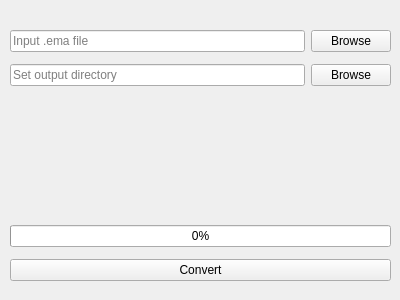
Above: src/pages/emato3dconverterpage.ui from 4ozrabclip/TexasRed_v2 before the change. Below: the same form after it.
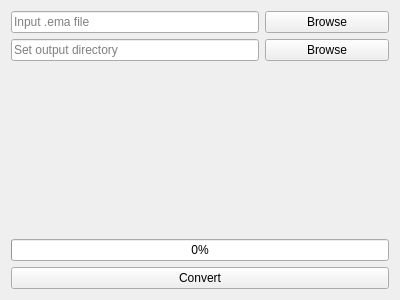
That is the form after the change.

The edit to the form file:
```diff
--- a/src/pages/emato3dconverterpage.ui
+++ b/src/pages/emato3dconverterpage.ui
@@ -13,27 +13,50 @@
   <property name="windowTitle">
    <string>Form</string>
   </property>
-  <widget class="QWidget" name="gridLayoutWidget">
-   <property name="geometry">
-    <rect>
-     <x>10</x>
-     <y>30</y>
-     <width>381</width>
-     <height>251</height>
-    </rect>
-   </property>
-   <layout class="QGridLayout" name="inputOutputGrid">
-    <property name="verticalSpacing">
-     <number>12</number>
-    </property>
-    <item row="6" column="0" colspan="2">
+  <layout class="QGridLayout" name="gridLayout">
+   <item row="0" column="2">
+    <widget class="QPushButton" name="browseInputButton">
+     <property name="text">
+      <string>Browse</string>
+     </property>
+    </widget>
+   </item>
+   <item row="1" column="2">
+    <widget class="QPushButton" name="browseOutputButton">
+     <property name="text">
+      <string>Browse</string>
+     </property>
+    </widget>
+   </item>
+   <item row="4" column="0" colspan="3">
      <widget class="QPushButton" name="convertButton">
       <property name="text">
        <string>Convert</string>
       </property>
      </widget>
     </item>
-    <item row="4" column="0" colspan="2">
+   <item row="3" column="0" colspan="3">
+    <widget class="QProgressBar" name="progressBar">
+     <property name="value">
+      <number>0</number>
+     </property>
+    </widget>
+   </item>
+   <item row="1" column="0" colspan="2">
+    <widget class="QLineEdit" name="outputDirLineEdit">
+     <property name="placeholderText">
+      <string>Set output directory</string>
+     </property>
+    </widget>
+   </item>
+   <item row="0" column="0" colspan="2">
+    <widget class="QLineEdit" name="inputFileLineEdit">
+     <property name="placeholderText">
+      <string>Input .ema file</string>
+     </property>
+    </widget>
+   </item>
+   <item row="2" column="0" colspan="3">
      <widget class="QLabel" name="label">
       <property name="layoutDirection">
        <enum>Qt::LayoutDirection::LeftToRight</enum>
@@ -46,43 +69,7 @@
       </property>
      </widget>
     </item>
-    <item row="2" column="0">
-     <widget class="QLineEdit" name="inputFileLineEdit">
-      <property name="placeholderText">
-       <string>Input .ema file</string>
-      </property>
-     </widget>
-    </item>
-    <item row="2" column="1">
-     <widget class="QPushButton" name="browseInputButton">
-      <property name="text">
-       <string>Browse</string>
-      </property>
-     </widget>
-    </item>
-    <item row="3" column="1">
-     <widget class="QPushButton" name="browseOutputButton">
-      <property name="text">
-       <string>Browse</string>
-      </property>
-     </widget>
-    </item>
-    <item row="3" column="0">
-     <widget class="QLineEdit" name="outputDirLineEdit">
-      <property name="placeholderText">
-       <string>Set output directory</string>
-      </property>
-     </widget>
-    </item>
-    <item row="5" column="0" colspan="2">
-     <widget class="QProgressBar" name="progressBar">
-      <property name="value">
-       <number>0</number>
-      </property>
-     </widget>
-    </item>
-   </layout>
-  </widget>
+  </layout>
  </widget>
  <resources/>
  <connections/>
```
Lines whose indentation alone changed are shown as unchanged.
